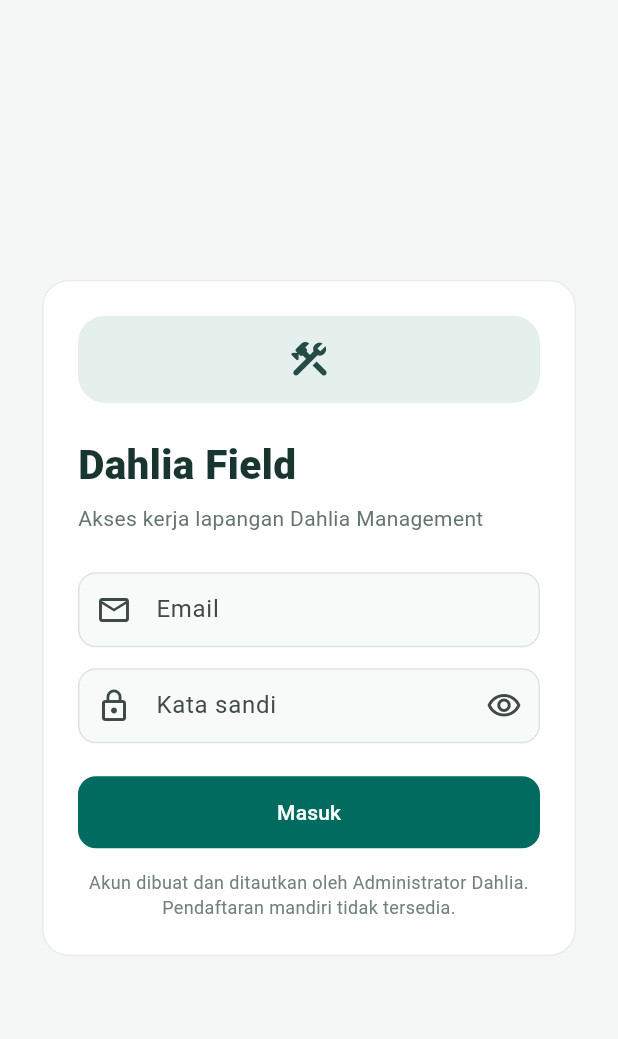
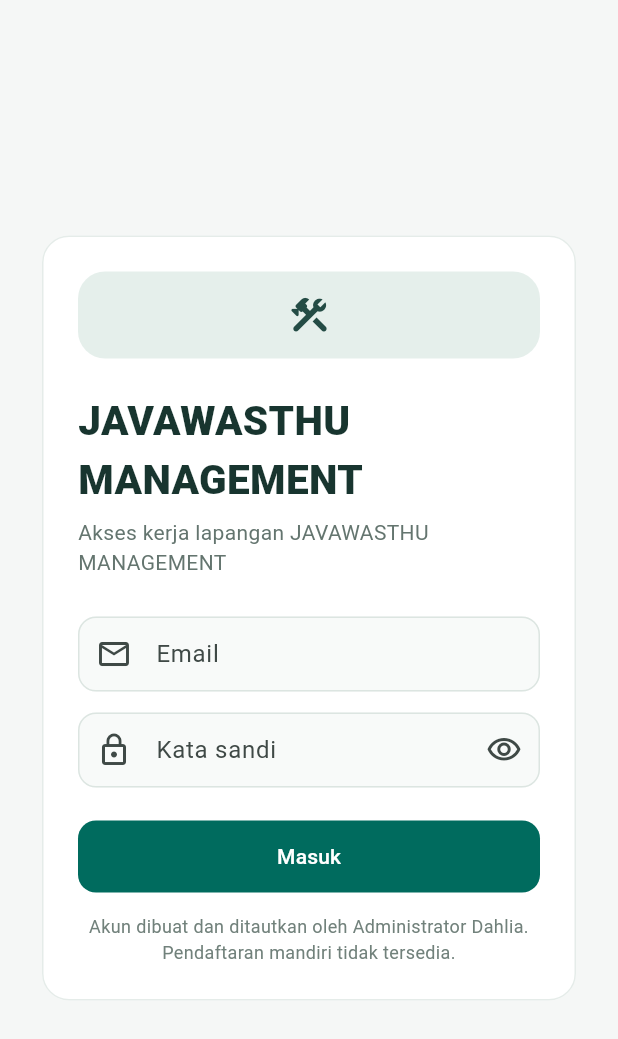
Before and after one commit to methagosta-hub/revit, a Flutter app: the LoginPage screen opened directly, on a phone screen of 412 x 824 dp. Shown: the top 1039 px of the screen. Run offline on Flutter 3.47's test engine with Material 3 defaults, Android fonts, the phone set to English and light mode, and no system bars; our stand-ins replace connectivity_plus, flutter_secure_storage, sqflite, supabase_flutter; missing offline and left inert: cryptography; accounts and stored records are empty; statements that could not run were skipped.

Commit message:
chore(branding): update Android app display identity

```diff
--- a/apps/dahlia-field/lib/features/login_page.dart
+++ b/apps/dahlia-field/lib/features/login_page.dart
@@ -76,7 +76,7 @@ class _LoginPageState extends State<LoginPage> {
                         ),
                         const SizedBox(height: 22),
                         const Text(
-                          'Dahlia Field',
+                          'JAVAWASTHU MANAGEMENT',
                           style: TextStyle(
                             fontSize: 27,
                             fontWeight: FontWeight.w800,
@@ -85,7 +85,7 @@ class _LoginPageState extends State<LoginPage> {
                         ),
                         const SizedBox(height: 6),
                         const Text(
-                          'Akses kerja lapangan Dahlia Management',
+                          'Akses kerja lapangan JAVAWASTHU MANAGEMENT',
                           style: TextStyle(color: Color(0xFF64756F)),
                         ),
                         const SizedBox(height: 26),
```
